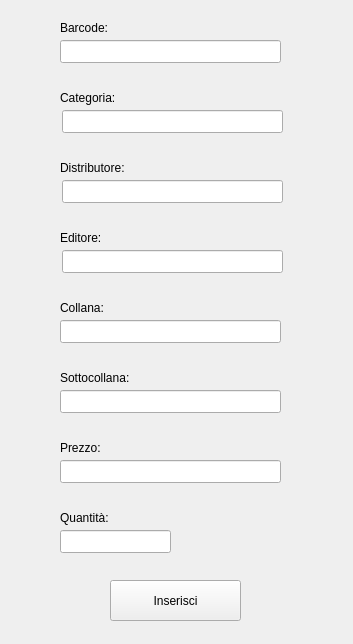
Above: ui/inserimento-fumetto.ui from mikecostanzi/Fumetteria before the change. Below: the same form after it.
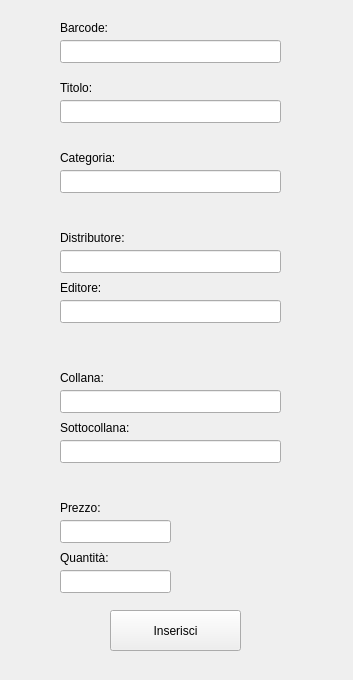
That is the form after the change.

Patch:
```diff
--- a/ui/inserimento-fumetto.ui
+++ b/ui/inserimento-fumetto.ui
@@ -7,7 +7,7 @@
     <x>0</x>
     <y>0</y>
     <width>353</width>
-    <height>644</height>
+    <height>680</height>
    </rect>
   </property>
   <property name="windowTitle">
@@ -40,7 +40,7 @@
    <property name="geometry">
     <rect>
      <x>60</x>
-     <y>90</y>
+     <y>150</y>
      <width>81</width>
      <height>16</height>
     </rect>
@@ -52,8 +52,8 @@
   <widget class="QLineEdit" name="line_categoria">
    <property name="geometry">
     <rect>
-     <x>62</x>
-     <y>110</y>
+     <x>60</x>
+     <y>170</y>
      <width>221</width>
      <height>23</height>
     </rect>
@@ -63,7 +63,7 @@
    <property name="geometry">
     <rect>
      <x>60</x>
-     <y>160</y>
+     <y>230</y>
      <width>101</width>
      <height>16</height>
     </rect>
@@ -75,8 +75,8 @@
   <widget class="QLineEdit" name="line_distributore">
    <property name="geometry">
     <rect>
-     <x>62</x>
-     <y>180</y>
+     <x>60</x>
+     <y>250</y>
      <width>221</width>
      <height>23</height>
     </rect>
@@ -86,7 +86,7 @@
    <property name="geometry">
     <rect>
      <x>60</x>
-     <y>230</y>
+     <y>280</y>
      <width>55</width>
      <height>16</height>
     </rect>
@@ -98,18 +98,18 @@
   <widget class="QLineEdit" name="line_editore">
    <property name="geometry">
     <rect>
-     <x>62</x>
-     <y>250</y>
-     <width>221</width>
-     <height>23</height>
-    </rect>
-   </property>
-  </widget>
-  <widget class="QLabel" name="label_5">
-   <property name="geometry">
-    <rect>
      <x>60</x>
      <y>300</y>
+     <width>221</width>
+     <height>23</height>
+    </rect>
+   </property>
+  </widget>
+  <widget class="QLabel" name="label_5">
+   <property name="geometry">
+    <rect>
+     <x>60</x>
+     <y>370</y>
      <width>55</width>
      <height>16</height>
     </rect>
@@ -122,7 +122,7 @@
    <property name="geometry">
     <rect>
      <x>60</x>
-     <y>320</y>
+     <y>390</y>
      <width>221</width>
      <height>23</height>
     </rect>
@@ -132,7 +132,7 @@
    <property name="geometry">
     <rect>
      <x>60</x>
-     <y>370</y>
+     <y>420</y>
      <width>91</width>
      <height>16</height>
     </rect>
@@ -145,17 +145,17 @@
    <property name="geometry">
     <rect>
      <x>60</x>
-     <y>390</y>
-     <width>221</width>
-     <height>23</height>
-    </rect>
-   </property>
-  </widget>
-  <widget class="QLabel" name="label_7">
-   <property name="geometry">
-    <rect>
-     <x>60</x>
      <y>440</y>
+     <width>221</width>
+     <height>23</height>
+    </rect>
+   </property>
+  </widget>
+  <widget class="QLabel" name="label_7">
+   <property name="geometry">
+    <rect>
+     <x>60</x>
+     <y>500</y>
      <width>55</width>
      <height>16</height>
     </rect>
@@ -168,8 +168,8 @@
    <property name="geometry">
     <rect>
      <x>60</x>
-     <y>460</y>
-     <width>221</width>
+     <y>520</y>
+     <width>111</width>
      <height>23</height>
     </rect>
    </property>
@@ -178,7 +178,7 @@
    <property name="geometry">
     <rect>
      <x>60</x>
-     <y>510</y>
+     <y>550</y>
      <width>55</width>
      <height>16</height>
     </rect>
@@ -191,7 +191,7 @@
    <property name="geometry">
     <rect>
      <x>60</x>
-     <y>530</y>
+     <y>570</y>
      <width>111</width>
      <height>23</height>
     </rect>
@@ -201,7 +201,7 @@
    <property name="geometry">
     <rect>
      <x>110</x>
-     <y>580</y>
+     <y>610</y>
      <width>131</width>
      <height>41</height>
     </rect>
@@ -210,6 +210,29 @@
     <string>Inserisci</string>
    </property>
   </widget>
+  <widget class="QLineEdit" name="line_titolo">
+   <property name="geometry">
+    <rect>
+     <x>60</x>
+     <y>100</y>
+     <width>221</width>
+     <height>23</height>
+    </rect>
+   </property>
+  </widget>
+  <widget class="QLabel" name="label_9">
+   <property name="geometry">
+    <rect>
+     <x>60</x>
+     <y>80</y>
+     <width>211</width>
+     <height>16</height>
+    </rect>
+   </property>
+   <property name="text">
+    <string>Titolo:</string>
+   </property>
+  </widget>
  </widget>
  <resources/>
  <connections/>
```
